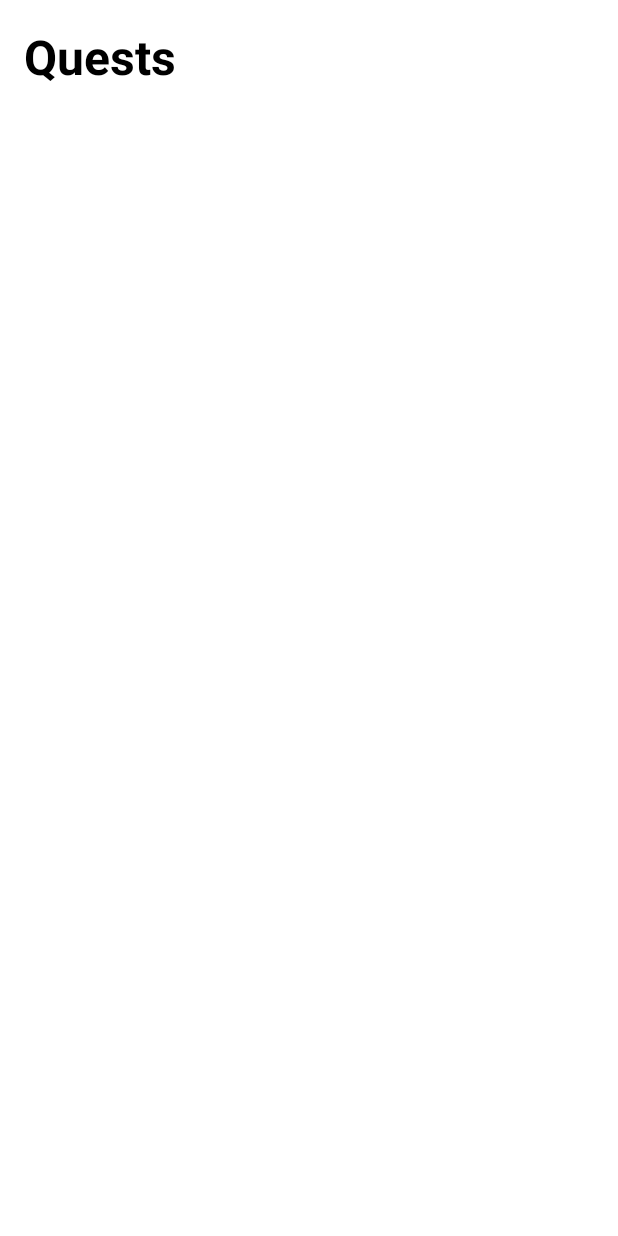
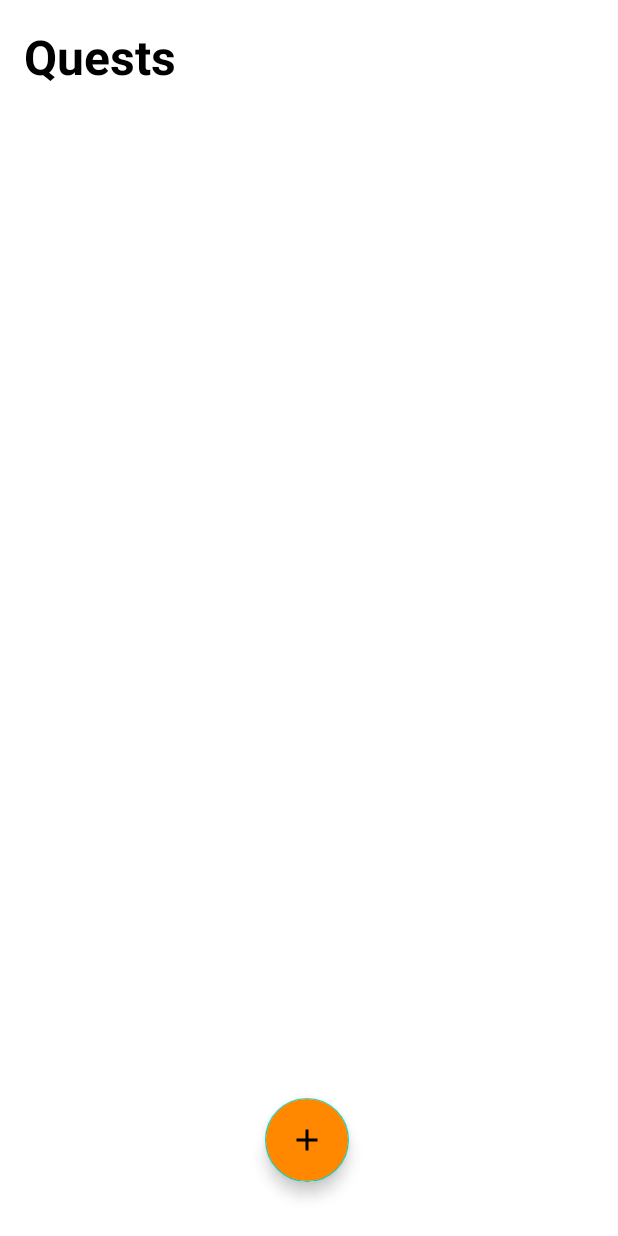
Before and after one commit to MarkYuriPG/QuestListApp, an Android app: the screen it shows after launch (MainActivity), on a phone screen of 412 x 824 dp. Before the commit the screen is almost empty. Run offline under Robolectric (Android 15) with nearby library versions, the light colour scheme and no system bars.

Commit message:
Implement recycler and floating action button in activitymain xml

```diff
--- a/app/src/main/res/layout/activity_main.xml
+++ b/app/src/main/res/layout/activity_main.xml
@@ -7,7 +7,7 @@
     tools:context=".MainActivity">
 
     <TextView
-        android:id="@+id/tasksText"
+        android:id="@+id/questsText"
         android:layout_width="wrap_content"
         android:layout_height="wrap_content"
         android:textStyle="bold"
@@ -17,7 +17,28 @@
         android:layout_marginBottom="16dp"
         android:layout_marginTop="16dp"
         android:textSize="32sp"
-        ></TextView>
+        android:backgroundTint="@android:color/black"
+        tools:ignore="HardcodedText"/>
 
+    <androidx.recyclerview.widget.RecyclerView
+            android:id="@+id/questRecyclerView"
+            android:layout_width="match_parent"
+            android:layout_height="wrap_content"
+            android:layout_below="@id/questsText"
+            app:layoutManager="androidx.recyclerview.widget.LinearLayoutManager"
+            android:nestedScrollingEnabled="true"
+            />
+
+    <com.google.android.material.floatingactionbutton.FloatingActionButton
+        android:id="@+id/floatingActionButton"
+        android:layout_width="wrap_content"
+        android:layout_height="wrap_content"
+        android:layout_alignParentEnd="true"
+        android:layout_alignParentBottom="true"
+        android:layout_marginEnd="179dp"
+        android:layout_marginBottom="36dp"
+        android:backgroundTint="@android:color/holo_orange_dark"
+        android:src="@drawable/baseline_add_24"
+        tools:ignore="ContentDescription,SpeakableTextPresentCheck,ImageContrastCheck"/>
 
 </RelativeLayout>
```
